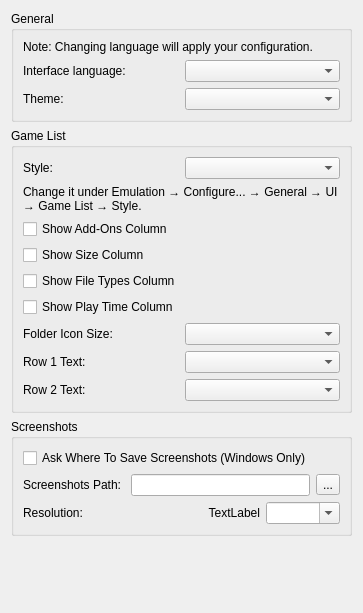
This is src/yuzu/configuration/configure_ui.ui in BrunoSilvestre00/Lichii as Qt 5 draws it before an edit. The edited form follows.
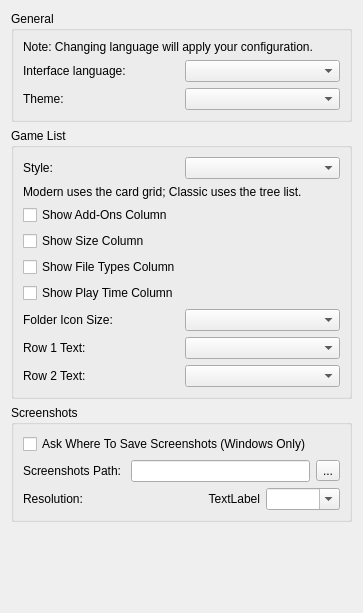
This is the edited form.

The edit to the form file:
```diff
--- a/src/yuzu/configuration/configure_ui.ui
+++ b/src/yuzu/configuration/configure_ui.ui
@@ -93,7 +93,7 @@
         <item>
          <widget class="QLabel" name="game_library_style_note">
           <property name="text">
-           <string>Change it under Emulation → Configure... → General → UI → Game List → Style.</string>
+           <string>Modern uses the card grid; Classic uses the tree list.</string>
           </property>
           <property name="wordWrap">
            <bool>true</bool>
```
